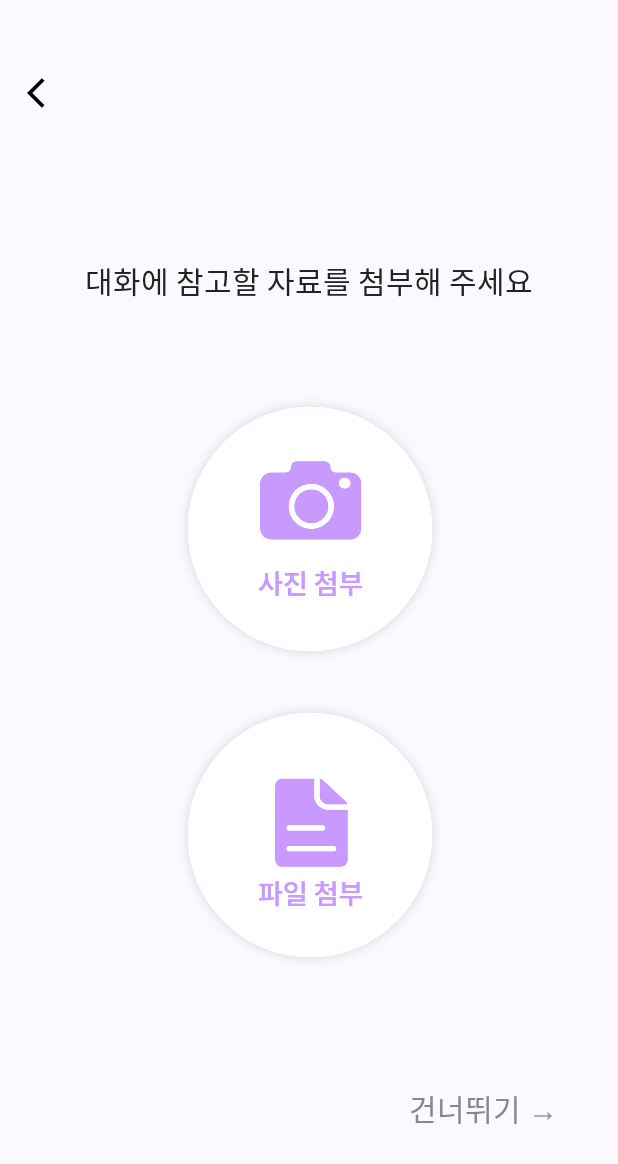
After one commit to O-GAMJA/Tokkit_Frontend, an Android app: the layout activity_attach_reference.xml on its own in the app's theme, with its tools: preview values and no code run, on a phone screen of 412 x 824 dp. The commit adds this screen. Shown: the top 1164 px of the screen. Run offline under Robolectric (Android 15) with nearby library versions, the phone set to English and light mode, and no system bars.

Commit message:
:sparkles: [#10] 자료 첨부화면 구현 (+ 메인 색과 배경 색 colors.xml에 추가)

```diff
--- a/app/build.gradle.kts
+++ b/app/build.gradle.kts
@@ -36,6 +36,10 @@ android {
     kotlinOptions {
         jvmTarget = "1.8"
     }
+
+    buildFeatures {
+        viewBinding = true
+    }
 }
 
 dependencies {
--- a/app/src/main/AndroidManifest.xml
+++ b/app/src/main/AndroidManifest.xml
@@ -21,6 +21,7 @@
                 <category android:name="android.intent.category.LAUNCHER" />
             </intent-filter>
         </activity>
+        <activity android:name=".AttachReferenceActivity"/>
     </application>
 
 </manifest>
--- /dev/null
+++ b/app/src/main/java/com/example/tokkit/AttachReferenceActivity.kt
@@ -0,0 +1,15 @@
+package com.example.tokkit
+
+import android.os.Bundle
+import androidx.appcompat.app.AppCompatActivity
+import com.example.tokkit.databinding.ActivityAttachReferenceBinding
+
+class AttachReferenceActivity : AppCompatActivity() {
+    private lateinit var binding: ActivityAttachReferenceBinding
+
+    override fun onCreate(savedInstanceState: Bundle?) {
+        super.onCreate(savedInstanceState)
+        binding = ActivityAttachReferenceBinding.inflate(layoutInflater)
+        setContentView(binding.root)
+    }
+}
--- a/app/src/main/java/com/example/tokkit/MainActivity.kt
+++ b/app/src/main/java/com/example/tokkit/MainActivity.kt
@@ -1,5 +1,6 @@
 package com.example.tokkit
 
+import android.content.Intent
 import android.os.Bundle
 import android.view.MenuItem
 import androidx.appcompat.app.ActionBarDrawerToggle
@@ -95,6 +96,8 @@ class MainActivity : AppCompatActivity(), NavigationView.OnNavigationItemSelecte
         val searchFab = findViewById<FloatingActionButton>(R.id.searchFab)
         searchFab.setOnClickListener {
             // FAB 클릭 시 동작 구현
+            val intent = Intent(this, AttachReferenceActivity::class.java)
+            startActivity(intent)
         }
     }
 
--- /dev/null
+++ b/app/src/main/res/drawable/ic_back.xml
@@ -0,0 +1,5 @@
+<vector xmlns:android="http://schemas.android.com/apk/res/android" android:autoMirrored="true" android:height="24dp" android:tint="#000000" android:viewportHeight="24" android:viewportWidth="24" android:width="24dp">
+
+    <path android:fillColor="@android:color/white" android:pathData="M11.67,3.87L9.9,2.1 0,12l9.9,9.9 1.77,-1.77L3.54,12z"/>
+
+</vector>
--- /dev/null
+++ b/app/src/main/res/layout/activity_attach_reference.xml
@@ -0,0 +1,75 @@
+<?xml version="1.0" encoding="utf-8"?>
+<androidx.constraintlayout.widget.ConstraintLayout
+    xmlns:android="http://schemas.android.com/apk/res/android"
+    xmlns:app="http://schemas.android.com/apk/res-auto"
+    android:layout_width="match_parent"
+    android:layout_height="match_parent"
+    android:background="@color/background">
+
+    <!-- 뒤로가기 버튼 -->
+    <ImageButton
+        android:id="@+id/btn_back"
+        android:layout_width="60dp"
+        android:layout_height="60dp"
+        android:layout_marginTop="32dp"
+        android:background="?attr/selectableItemBackgroundBorderless"
+        android:src="@drawable/ic_back"
+        android:contentDescription="뒤로가기"
+        app:layout_constraintTop_toTopOf="parent"
+        app:layout_constraintStart_toStartOf="parent"/>
+
+    <!-- 안내 문구 -->
+    <TextView
+        android:id="@+id/tv_instruction"
+        android:layout_width="wrap_content"
+        android:layout_height="wrap_content"
+        android:text="대화에 참고할 자료를 첨부해 주세요"
+        android:textSize="20sp"
+        android:textColor="#222222"
+        android:layout_marginTop="80dp"
+        app:layout_constraintTop_toBottomOf="@+id/btn_back"
+        app:layout_constraintStart_toStartOf="parent"
+        app:layout_constraintEnd_toEndOf="parent"/>
+
+    <!-- 사진 첨부 버튼 -->
+    <ImageButton
+        android:id="@+id/btn_attach_photo"
+        android:layout_width="180dp"
+        android:layout_height="180dp"
+        android:orientation="vertical"
+        android:gravity="center"
+        android:background="@drawable/attach_photo"
+        android:layout_marginTop="60dp"
+        app:layout_constraintTop_toBottomOf="@+id/tv_instruction"
+        app:layout_constraintStart_toStartOf="parent"
+        app:layout_constraintEnd_toEndOf="parent">
+    </ImageButton>
+
+    <!-- 파일 첨부 버튼 -->
+    <ImageButton
+        android:id="@+id/btn_attach_file"
+        android:layout_width="180dp"
+        android:layout_height="180dp"
+        android:orientation="vertical"
+        android:gravity="center"
+        android:background="@drawable/attach_file"
+        android:layout_marginTop="24dp"
+        app:layout_constraintTop_toBottomOf="@+id/btn_attach_photo"
+        app:layout_constraintStart_toStartOf="parent"
+        app:layout_constraintEnd_toEndOf="parent">
+    </ImageButton>
+
+    <!-- 건너뛰기 버튼 -->
+    <TextView
+        android:id="@+id/btn_skip"
+        android:layout_width="wrap_content"
+        android:layout_height="wrap_content"
+        android:text="건너뛰기 →"
+        android:textSize="20sp"
+        android:textColor="#888888"
+        android:layout_marginBottom="70dp"
+        android:layout_marginEnd="40dp"
+        app:layout_constraintBottom_toBottomOf="parent"
+        app:layout_constraintEnd_toEndOf="parent"
+        />
+</androidx.constraintlayout.widget.ConstraintLayout>
--- a/app/src/main/res/values/colors.xml
+++ b/app/src/main/res/values/colors.xml
@@ -6,4 +6,6 @@
     <color name="bottom_nav_selected">#0163DA</color>
     <color name="nav_text_color">#757575</color>
     <color name="boxColor">#DEF3FD</color>
+    <color name="background">#FBF8FE</color>
+    <color name="main">#C89AFF</color>
 </resources>
```
Also changed, not shown: app/src/main/res/drawable/attach_file.png (added), app/src/main/res/drawable/attach_photo.png (added), app/src/main/res/drawable/back.png (added).
